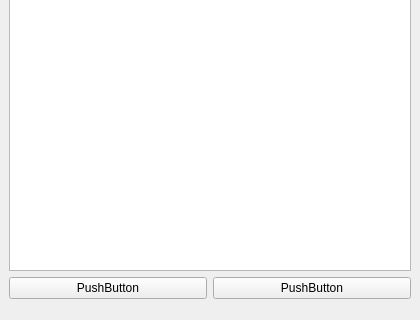
The window that Qt/Resources/UI/layerDialog.ui (hu-shuhan/editOpeniGame) describes before a commit, drawn with Qt 5; both pictures show x 0 to 420 and y 419 to 739 of the 420 by 739 pixel window.
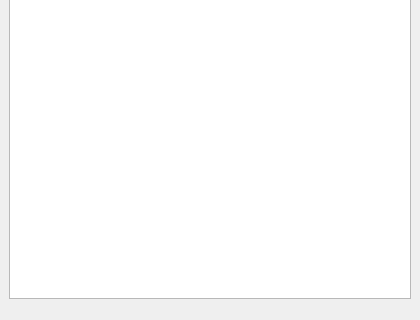
The same window after the commit. Custom widgets are drawn as their Qt base class.

What changed in the file:
```diff
--- a/Qt/Resources/UI/layerDialog.ui
+++ b/Qt/Resources/UI/layerDialog.ui
@@ -14,7 +14,7 @@
    <string>Layer Dialog</string>
   </property>
   <widget class="QWidget" name="dockWidgetContents">
-   <layout class="QVBoxLayout" name="verticalLayout" stretch="5,0,0,0">
+   <layout class="QVBoxLayout" name="verticalLayout" stretch="5,0,0">
     <item>
      <widget class="igQtModelTreeWidget" name="modelTreeWidget">
       <property name="minimumSize">
@@ -35,30 +35,6 @@
       </column>
      </widget>
     </item>
-    <item>
-     <layout class="QHBoxLayout" name="horizontalLayout">
-      <item>
-       <widget class="QPushButton" name="pushButton_2">
-        <property name="minimumSize">
-         <size>
-          <width>0</width>
-          <height>20</height>
-         </size>
-        </property>
-        <property name="text">
-         <string>PushButton</string>
-        </property>
-       </widget>
-      </item>
-      <item>
-       <widget class="QPushButton" name="pushButton">
-        <property name="text">
-         <string>PushButton</string>
-        </property>
-       </widget>
-      </item>
-     </layout>
-    </item>
     <item>
      <widget class="igQtModelInformationWidget" name="ModelInformationWidget" native="true"/>
     </item>
```
